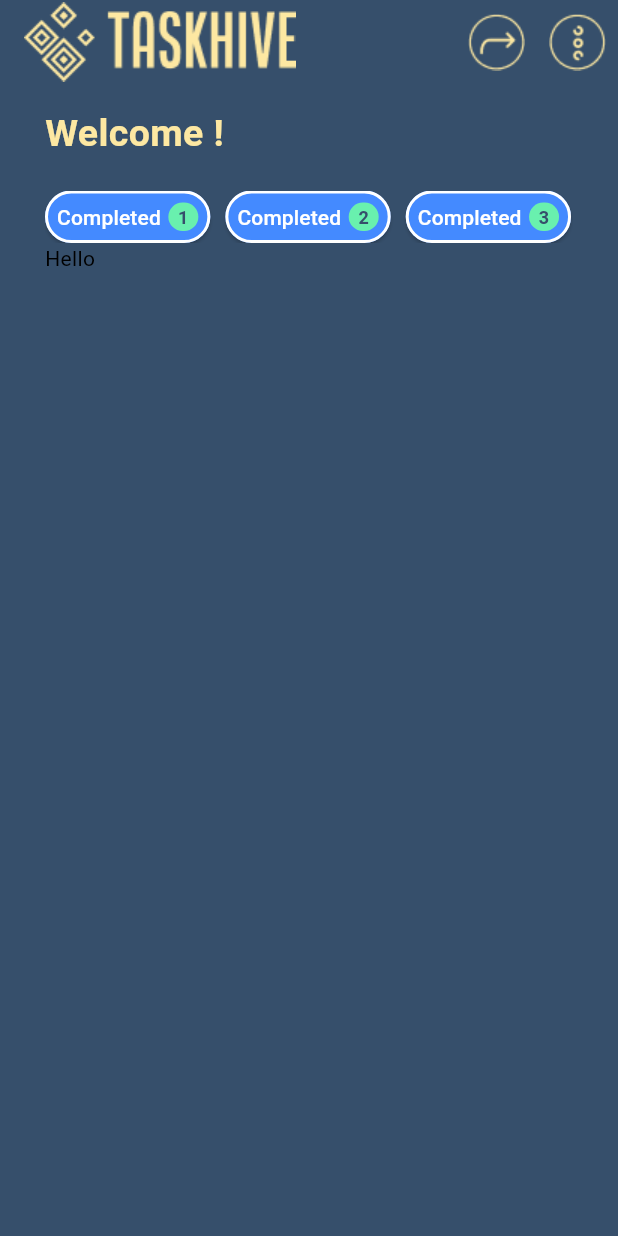
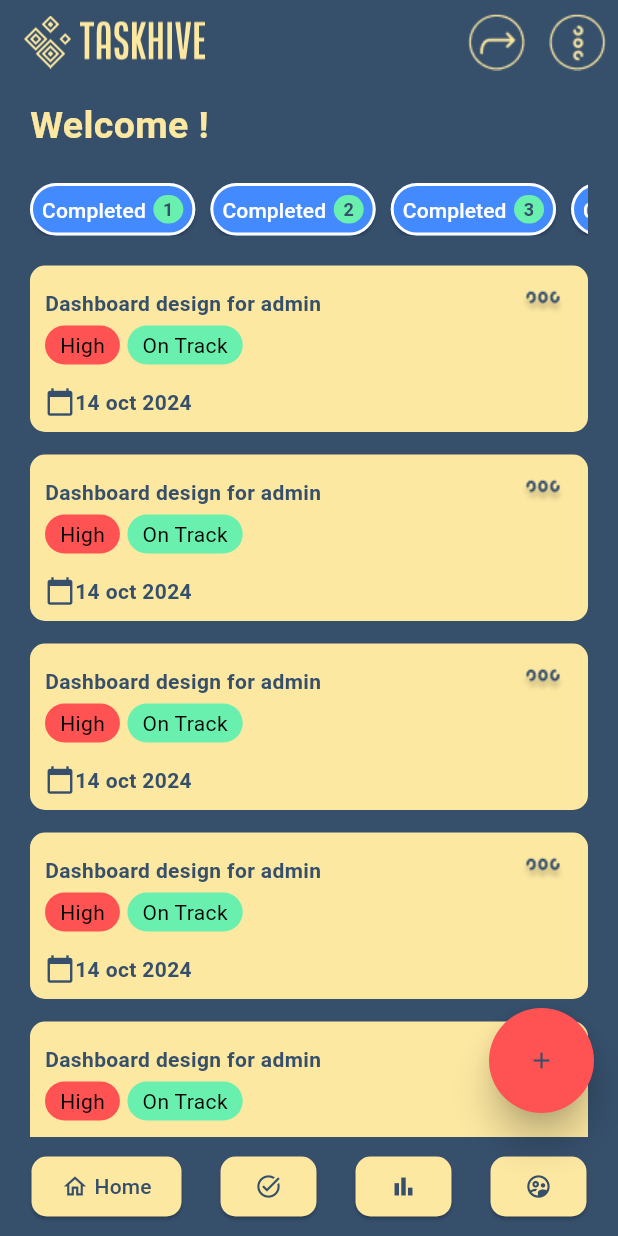
Before and after one commit to harshwardhan847/TaskHive, a Flutter app: the HomePage screen opened directly, on a phone screen of 412 x 824 dp. Run offline on Flutter 3.47's test engine with Material 3 defaults, Android fonts, the phone set to English and light mode, and no system bars; our stand-ins replace cloud_firestore, firebase_auth, firebase_core; missing offline and left inert: flutter_overlay_loader; accounts and stored records are empty.

Commit message:
made home screen ui

```diff
--- /dev/null
+++ b/lib/Components/BottomNavigationButton.dart
@@ -0,0 +1,49 @@
+import 'package:flutter/cupertino.dart';
+import 'package:flutter/material.dart';
+import 'package:flutter/widgets.dart';
+import 'package:task_hive/Colors/colors.dart';
+
+class BottomNavigationButton extends StatelessWidget {
+  bool active;
+  IconData icon;
+  String text;
+  BottomNavigationButton(
+      {super.key,
+      required this.active,
+      required this.icon,
+      required this.text});
+
+  @override
+  Widget build(BuildContext context) {
+    return ElevatedButton(
+      style: ButtonStyle(
+          backgroundColor: MaterialStatePropertyAll(MyColors.primary),
+          shape: MaterialStateProperty.all<RoundedRectangleBorder>(
+              const RoundedRectangleBorder(
+            borderRadius: BorderRadius.all(Radius.circular(10)),
+          )),
+          padding: MaterialStateProperty.all(
+              const EdgeInsets.fromLTRB(20, 10, 20, 10))),
+      onPressed: () {},
+      child: Row(
+        children: [
+          Icon(
+            icon,
+            color: MyColors.secondary,
+          ),
+          active
+              ? const SizedBox(
+                  width: 4,
+                )
+              : const SizedBox(),
+          active
+              ? Text(
+                  text,
+                  style: const TextStyle(color: MyColors.secondary),
+                )
+              : const SizedBox(),
+        ],
+      ),
+    );
+  }
+}
--- /dev/null
+++ b/lib/Components/TodoCard.dart
@@ -0,0 +1,87 @@
+import 'package:flutter/material.dart';
+import 'package:flutter/widgets.dart';
+import 'package:task_hive/Colors/colors.dart';
+
+class TodoCard extends StatelessWidget {
+  const TodoCard({super.key});
+
+  @override
+  Widget build(BuildContext context) {
+    return Container(
+      margin: const EdgeInsets.only(bottom: 15),
+      padding: const EdgeInsets.all(10),
+      width: double.infinity,
+      decoration: const BoxDecoration(
+          color: MyColors.primary,
+          borderRadius: BorderRadius.all(Radius.circular(10))),
+      child: Column(
+        children: [
+          Row(
+            mainAxisAlignment: MainAxisAlignment.spaceBetween,
+            crossAxisAlignment: CrossAxisAlignment.center,
+            children: [
+              const Text("Dashboard design for admin",
+                  style: TextStyle(
+                      color: MyColors.secondary, fontWeight: FontWeight.w600)),
+              SizedBox(
+                width: 40,
+                height: 30,
+                child: IconButton(
+                  alignment: Alignment.center,
+                  style: const ButtonStyle(
+                      // backgroundColor: MaterialStatePropertyAll(Colors.red),
+                      padding: MaterialStatePropertyAll(EdgeInsets.all(0))),
+                  onPressed: () {},
+                  icon: Image.asset("assets/images/CardMenu.png"),
+                ),
+              )
+            ],
+          ),
+          Row(
+            children: [
+              Container(
+                margin: const EdgeInsets.only(right: 5),
+                padding: const EdgeInsets.fromLTRB(10, 3, 10, 3),
+                decoration: BoxDecoration(
+                    color: Colors.redAccent.shade200,
+                    borderRadius: BorderRadius.all(Radius.circular(30))),
+                child: const Text(
+                  "High",
+                  style: TextStyle(color: Colors.black),
+                ),
+              ),
+              Container(
+                margin: const EdgeInsets.only(right: 15),
+                padding: const EdgeInsets.fromLTRB(10, 3, 10, 3),
+                decoration: BoxDecoration(
+                    color: Colors.greenAccent.shade200,
+                    borderRadius: const BorderRadius.all(Radius.circular(30))),
+                child: const Text(
+                  "On Track",
+                  style: TextStyle(color: Colors.black),
+                ),
+              )
+            ],
+          ),
+          const SizedBox(
+            height: 15,
+          ),
+          const Row(
+            mainAxisAlignment: MainAxisAlignment.start,
+            crossAxisAlignment: CrossAxisAlignment.center,
+            children: [
+              Icon(
+                Icons.calendar_today,
+                size: 20,
+                color: MyColors.secondary,
+              ),
+              Text("14 oct 2024",
+                  style: TextStyle(
+                      color: MyColors.secondary, fontWeight: FontWeight.w600)),
+            ],
+          ),
+        ],
+      ),
+    );
+  }
+}
--- a/lib/Components/elevated_button.dart
+++ b/lib/Components/elevated_button.dart
@@ -1,5 +1,6 @@
 import 'package:flutter/material.dart';
 import 'package:flutter/widgets.dart';
+import 'package:task_hive/Colors/colors.dart';
 
 class MyElevatedButton extends StatelessWidget {
   MyElevatedButton({super.key, this.text = "", this.onPressed});
@@ -11,6 +12,7 @@ class MyElevatedButton extends StatelessWidget {
       width: double.infinity,
       child: ElevatedButton(
           style: ButtonStyle(
+              backgroundColor: MaterialStatePropertyAll(MyColors.secondary),
               shape: MaterialStateProperty.all<RoundedRectangleBorder>(
                   const RoundedRectangleBorder(
                 borderRadius: BorderRadius.all(Radius.circular(10)),
--- a/lib/Screens/home_screen.dart
+++ b/lib/Screens/home_screen.dart
@@ -3,24 +3,80 @@ import 'package:flutter/cupertino.dart';
 import 'package:flutter/material.dart';
 import 'package:flutter/widgets.dart';
 import 'package:task_hive/Colors/colors.dart';
+import 'package:task_hive/Components/BottomNavigationButton.dart';
 import 'package:task_hive/Components/FilterButton.dart';
+import 'package:task_hive/Components/TodoCard.dart';
 import 'package:task_hive/Components/elevated_button.dart';
 import 'package:task_hive/Components/text_button.dart';
 import 'package:task_hive/Screens/login_screen.dart';
 
-class HomePage extends StatelessWidget {
+class HomePage extends StatefulWidget {
   const HomePage({super.key});
 
   @override
+  State<HomePage> createState() => _HomePageState();
+}
+
+class _HomePageState extends State<HomePage> {
+  @override
   Widget build(BuildContext context) {
     String? getUserName() {
-      return FirebaseAuth.instance.currentUser!.displayName;
+      return FirebaseAuth.instance.currentUser?.displayName;
     }
 
     return Scaffold(
+      floatingActionButton: SizedBox(
+        width: 70,
+        height: 70,
+        child: ElevatedButton(
+          style: ButtonStyle(
+              elevation: MaterialStateProperty.all(10),
+              backgroundColor:
+                  MaterialStateProperty.all(Colors.redAccent.shade200),
+              foregroundColor:
+                  MaterialStateProperty.all<Color>(MyColors.secondary)),
+          child: const Icon(Icons.add),
+          onPressed: () {},
+        ),
+      ),
+      bottomNavigationBar: Container(
+        width: double.infinity,
+        margin: const EdgeInsets.all(8),
+        color: MyColors.secondary,
+        height: 50,
+        child: Row(
+          mainAxisAlignment: MainAxisAlignment.spaceAround,
+          crossAxisAlignment: CrossAxisAlignment.center,
+          children: [
+            BottomNavigationButton(
+              icon: Icons.home_outlined,
+              text: "Home",
+              active: true,
+            ),
+            BottomNavigationButton(
+              icon: Icons.task_alt_outlined,
+              text: "Tasks",
+              active: false,
+            ),
+            BottomNavigationButton(
+              icon: Icons.bar_chart_outlined,
+              text: "Stats",
+              active: false,
+            ),
+            BottomNavigationButton(
+              icon: Icons.supervised_user_circle_outlined,
+              text: "Profile",
+              active: false,
+            )
+          ],
+        ),
+      ),
       appBar: AppBar(
         backgroundColor: Colors.transparent,
-        title: Image.asset('assets/images/LogoHeader.png'),
+        title: Image.asset(
+          'assets/images/LogoHeader.png',
+          scale: 1.5,
+        ),
         actions: [
           IconButton(
               onPressed: () {
@@ -38,13 +94,13 @@ class HomePage extends StatelessWidget {
       backgroundColor: MyColors.secondary,
       body: SingleChildScrollView(
         child: Padding(
-          padding: const EdgeInsets.fromLTRB(30, 15, 30, 0),
+          padding: const EdgeInsets.fromLTRB(20, 10, 20, 0),
           child: Column(
             mainAxisAlignment: MainAxisAlignment.start,
             crossAxisAlignment: CrossAxisAlignment.start,
             children: [
               Text(
-                'Welcome ${getUserName()}!',
+                'Welcome ${getUserName() ?? ''}!',
                 style: const TextStyle(
                     color: MyColors.primary,
                     fontSize: 25,
@@ -70,28 +126,10 @@ class HomePage extends StatelessWidget {
                   ),
                 ),
               ),
-
-              // Container(
-              //   height: 35,
-              //   width: double.infinity,
-              //   child: SingleChildScrollView(
-              //     physics: const ScrollPhysics(),
-              //     child: ListView.builder(
-              //       scrollDirection: Axis.horizontal,
-              //       physics: const NeverScrollableScrollPhysics(),
-              //       shrinkWrap: true,
-              //       itemCount: 10,
-              //       itemBuilder: (context, index) => FilterButton(
-              //         text: "Completed",
-              //         onPressed: () {},
-              //       ),
-              //     ),
-              //   ),
-              // ),
-              const Text(
-                "Hello",
-                style: TextStyle(color: Colors.black),
-              )
+              const SizedBox(
+                height: 20,
+              ),
+              ...List.generate(20, (index) => const TodoCard()),
             ],
           ),
         ),
--- a/lib/Screens/login_screen.dart
+++ b/lib/Screens/login_screen.dart
@@ -1,6 +1,7 @@
 import 'package:firebase_auth/firebase_auth.dart';
 import 'package:flutter/material.dart';
 import 'package:flutter_overlay_loader/flutter_overlay_loader.dart';
+import 'package:task_hive/Colors/colors.dart';
 import 'package:task_hive/Components/elevated_button.dart';
 import 'package:task_hive/Components/text_button.dart';
 import 'package:task_hive/Components/text_input.dart';
@@ -58,6 +59,7 @@ class _LoginScreenState extends State<LoginScreen> {
     TextEditingController emailController = TextEditingController();
     TextEditingController passwordController = TextEditingController();
     return Scaffold(
+      backgroundColor: MyColors.primary,
       resizeToAvoidBottomInset: true,
       body: Center(
         child: SingleChildScrollView(
--- a/lib/Screens/sign_up_screen.dart
+++ b/lib/Screens/sign_up_screen.dart
@@ -66,6 +66,7 @@ class _SignUpScreenState extends State<SignUpScreen> {
   @override
   Widget build(BuildContext context) {
     return Scaffold(
+      backgroundColor: MyColors.primary,
       body: Center(
         child: SingleChildScrollView(
           child: Form(
--- a/lib/Screens/splash_screen.dart
+++ b/lib/Screens/splash_screen.dart
@@ -5,6 +5,7 @@ import 'package:firebase_core/firebase_core.dart';
 import 'package:flutter/material.dart';
 import 'package:flutter/services.dart';
 import 'package:flutter/widgets.dart';
+import 'package:task_hive/Colors/colors.dart';
 import 'package:task_hive/Screens/home_screen.dart';
 import 'package:task_hive/Screens/login_screen.dart';
 import 'package:task_hive/Screens/sign_up_screen.dart';
@@ -59,6 +60,7 @@ class _SplashScreenState extends State<SplashScreen> {
   @override
   Widget build(BuildContext context) {
     return Scaffold(
+      backgroundColor: MyColors.primary,
       // appBar: AppBar(
       //   backgroundColor: Colors.transparent,
       //   title: const Text('Flutter Demo Home Page'),
--- a/lib/main.dart
+++ b/lib/main.dart
@@ -20,23 +20,9 @@ class MainApp extends StatelessWidget {
 
   @override
   Widget build(BuildContext context) {
-    return MaterialApp(
-      theme: ThemeData(
-        colorScheme: const ColorScheme(
-            error: Colors.redAccent,
-            onError: Colors.redAccent,
-            background: Color.fromRGBO(253, 232, 162, 1),
-            onBackground: Color.fromRGBO(253, 232, 162, 1),
-            surface: Color.fromRGBO(54, 79, 107, 1),
-            onSurface: Color.fromRGBO(54, 79, 107, 1),
-            secondary: Color.fromRGBO(27, 37, 50, 1),
-            onSecondary: Color.fromRGBO(27, 37, 50, 1),
-            primary: Color.fromRGBO(253, 232, 162, 1),
-            brightness: Brightness.light,
-            onPrimary: Color.fromRGBO(253, 232, 162, 1)),
-      ),
+    return const MaterialApp(
       debugShowCheckedModeBanner: false,
-      home: const SplashScreen(),
+      home: SplashScreen(),
     );
   }
 }
```
Also changed, not shown: assets/images/CardMenu.png (added).
